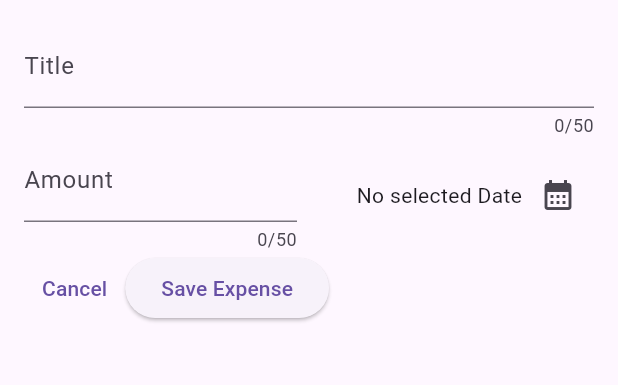
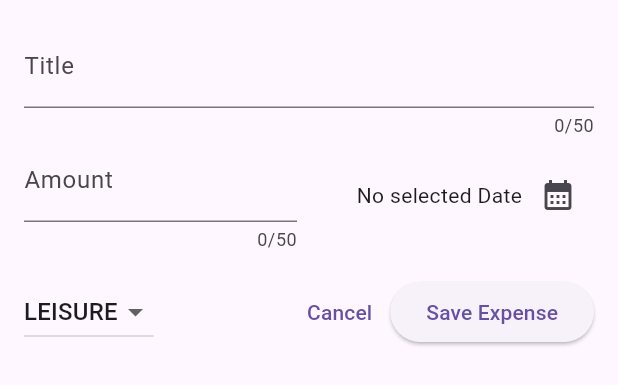
Before and after one commit to ydang2002/expense_tracker3, a Flutter app: the NewExpense widget shown alone on an empty page, opened directly, on a phone screen of 412 x 824 dp. Shown: the top 385 px of the screen. Run offline on Flutter 3.47's test engine with Material 3 defaults, Android fonts, the phone set to English and light mode, and no system bars.

Commit message:
Dropdown Button

```diff
--- a/lib/widgets/new_expense.dart
+++ b/lib/widgets/new_expense.dart
@@ -14,6 +14,7 @@ class _NewExpenseState extends State<NewExpense> {
   final _titleController = TextEditingController();
   final _amountController = TextEditingController();
   DateTime? _selectedDate;
+  Category _selectedCategory = Category.leisure;
 
   void _presentDatePicker() async {
     final now = DateTime.now();
@@ -67,7 +68,10 @@ class _NewExpenseState extends State<NewExpense> {
                   mainAxisAlignment: MainAxisAlignment.end,
                   crossAxisAlignment: CrossAxisAlignment.center,
                   children: [
-                    Text(_selectedDate == null ? 'No selected Date' : formatter.format(_selectedDate!),
+                    Text(
+                      _selectedDate == null
+                          ? 'No selected Date'
+                          : formatter.format(_selectedDate!),
                     ),
                     IconButton(
                       onPressed: _presentDatePicker,
@@ -78,8 +82,31 @@ class _NewExpenseState extends State<NewExpense> {
               ),
             ],
           ),
+          const SizedBox(height: 16),
           Row(
             children: [
+              DropdownButton(
+                value: _selectedCategory,
+                items: Category.values
+                    .map(
+                      (category) => DropdownMenuItem(
+                        value: category,
+                        child: Text(
+                          category.name.toUpperCase(),
+                        ),
+                      ),
+                    )
+                    .toList(),
+                onChanged: (value) {
+                  setState(() {
+                    if (value == null) {
+                      return;
+                    }
+                    _selectedCategory = value;
+                  });
+                },
+              ),
+              const Spacer(),
               TextButton(
                 onPressed: () {
                   Navigator.pop(context);
```
